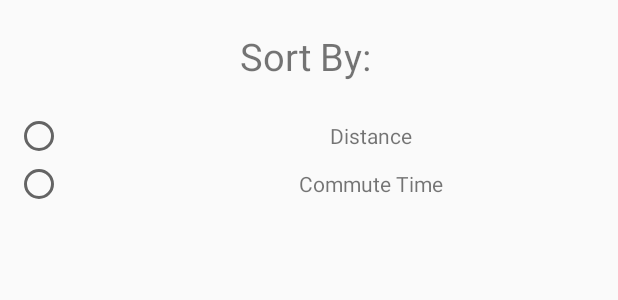
After one commit to sam321pbs/Nearest, an Android app: the layout sort_dialog.xml on its own in the app's theme, with its tools: preview values and no code run, on a phone screen of 412 x 824 dp. The commit adds this screen. Shown: the top 300 px of the screen. Run offline under Robolectric (Android 15) with nearby library versions, the phone set to English and light mode, and no system bars.

Commit message:
feat: created filter dialog

```diff
--- /dev/null
+++ b/app/src/main/res/layout/sort_dialog.xml
@@ -0,0 +1,47 @@
+<?xml version="1.0" encoding="utf-8"?>
+<LinearLayout xmlns:android="http://schemas.android.com/apk/res/android"
+              android:orientation="vertical"
+              android:layout_width="match_parent"
+              android:layout_height="match_parent">
+
+    <TextView android:layout_width="match_parent"
+              android:layout_height="wrap_content"
+              android:layout_marginTop="20dp"
+              android:textSize="25sp"
+              android:text="Sort By: "
+              android:gravity="center"/>
+
+    <TableRow
+            android:layout_width="match_parent"
+            android:layout_height="wrap_content"
+            android:layout_marginTop="20dp">
+
+        <RadioButton
+                android:id="@+id/show_by_distance"
+                android:layout_weight=".8"
+                android:gravity="center"
+                android:layout_marginStart="10dp"/>
+
+        <TextView
+                android:layout_weight=".2"
+                android:text="Distance"
+                android:gravity="center"/>
+    </TableRow>
+
+    <TableRow
+            android:layout_width="match_parent"
+            android:layout_height="wrap_content">
+
+        <RadioButton
+                android:id="@+id/show_by_time"
+                android:layout_marginStart="10dp"
+                android:layout_weight=".8"
+                android:gravity="center"/>
+
+        <TextView
+                android:layout_weight=".2"
+                android:text="Commute Time"
+                android:gravity="center"/>
+    </TableRow>
+
+</LinearLayout>
```
Also changed, not shown: app/src/main/java/com/example/sammengistu/nearest/activities/MapsActivity.java (+22 -0 lines), app/src/main/java/com/example/sammengistu/nearest/dialogs/SortDialog.java (added, +85 -0 lines), app/src/main/res/layout/activity_maps.xml (+40 -3 lines).
